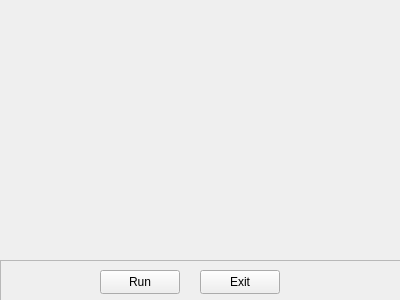
Above: res/ui/output.ui from kaizxr/cafl before the change. Below: the same form after it.
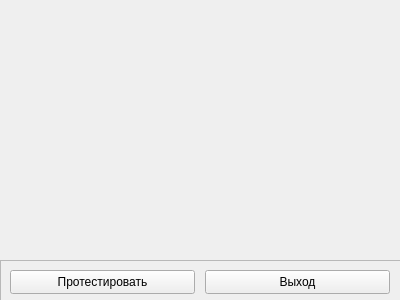
That is the form after the change.

The edit to the form file:
```diff
--- a/res/ui/output.ui
+++ b/res/ui/output.ui
@@ -31,27 +31,27 @@
    <widget class="QPushButton" name="runButton">
     <property name="geometry">
      <rect>
-      <x>100</x>
+      <x>10</x>
       <y>10</y>
-      <width>80</width>
+      <width>185</width>
       <height>24</height>
      </rect>
     </property>
     <property name="text">
-     <string>Run</string>
+     <string>Протестировать</string>
     </property>
    </widget>
    <widget class="QPushButton" name="exitButton">
     <property name="geometry">
      <rect>
-      <x>200</x>
+      <x>205</x>
       <y>10</y>
-      <width>80</width>
+      <width>185</width>
       <height>24</height>
      </rect>
     </property>
     <property name="text">
-     <string>Exit</string>
+     <string>Выход</string>
     </property>
    </widget>
   </widget>
```
